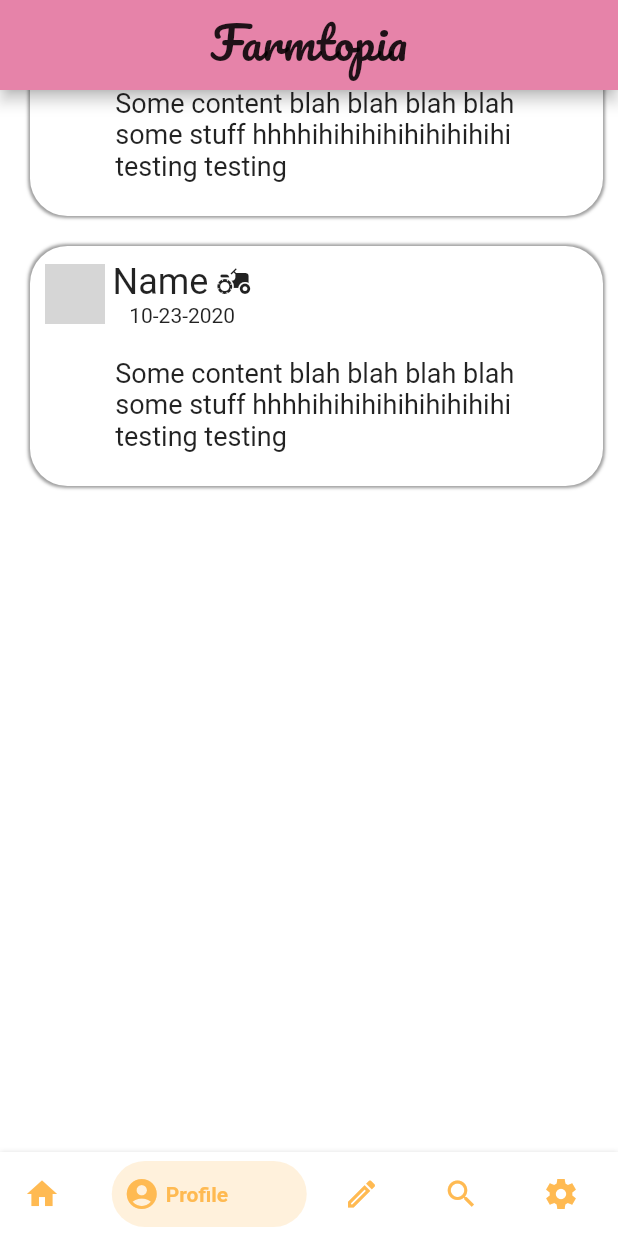
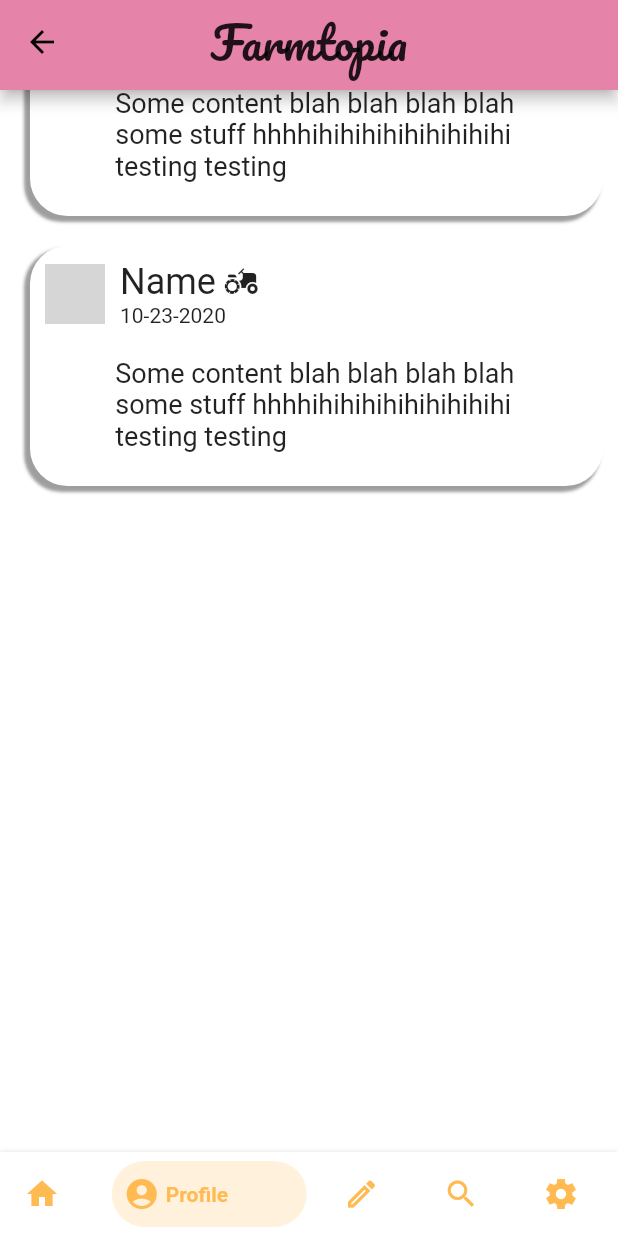
Before and after one commit to Chi-Bottle-Nguyen/farmtopia, a Flutter app: the HomePage screen opened directly, item 2 of the bottom bar chosen, scrolled down 281 dp, on a phone screen of 412 x 824 dp. Run offline on Flutter 3.47's test engine with Material 2 defaults, Android fonts, the phone set to English and light mode, and no system bars; drawn by our look-alikes of bottom_navy_bar; our stand-ins replace google_fonts; network calls fail; grey boxes are pictures that could not be loaded.

Commit message:
'added components folders'

```diff
--- /dev/null
+++ b/farmtopia/lib/components/post.dart
@@ -0,0 +1,61 @@
+import 'package:flutter/material.dart';
+
+class BlogPost extends StatelessWidget {
+  final String content;
+
+  const BlogPost({this.content});
+
+  @override
+  Widget build(BuildContext context) {
+    return Padding(
+      padding: EdgeInsets.only(left: 20.0, top: 20.0, right: 10.0),
+      child: Container(
+          height: 160.0,
+          decoration: BoxDecoration(boxShadow: [
+            BoxShadow(
+                color: Colors.grey,
+                offset: Offset(-3, 3),
+                blurRadius: 1.0,
+                spreadRadius: 1.0)
+          ], color: Colors.white, borderRadius: BorderRadius.circular(25.0)),
+          child: Column(
+            children: [
+              SizedBox(height: 10.0),
+              Row(
+                children: [
+                  SizedBox(width: 10.0),
+                  CircleAvatar(
+                      backgroundImage: NetworkImage(
+                          'https://www.clinicasamaniego.com/wp-content/uploads/sites/5/2018/10/uno.png')),
+                  SizedBox(width: 10.0),
+                  Column(
+                    crossAxisAlignment: CrossAxisAlignment.start,
+                    children: [
+                      Row(children: [
+                        Text(
+                          'Name',
+                          style: TextStyle(fontSize: 24.0),
+                        ),
+                        SizedBox(
+                          width: 5.0,
+                        ),
+                        Icon(Icons.agriculture)
+                      ]),
+                      Text('10-23-2020')
+                    ],
+                  )
+                ],
+              ),
+              SizedBox(
+                height: 20.0,
+              ),
+              Text(
+                this.content,
+                textAlign: TextAlign.start,
+                style: TextStyle(fontSize: 18.0),
+              )
+            ],
+          )),
+    );
+  }
+}
--- a/farmtopia/lib/pages/home.dart
+++ b/farmtopia/lib/pages/home.dart
@@ -1,4 +1,5 @@
 import 'package:bottom_navy_bar/bottom_navy_bar.dart'; // interactive bottom navigation bar package
+import 'package:farmtopia/components/post.dart';
 import 'package:farmtopia/pages/profile.dart';
 import 'package:farmtopia/pages/settings.dart';
 import 'package:flutter/material.dart';
@@ -105,7 +106,24 @@ class _HomePageState extends State<HomePage> {
 
   Widget _mybody() {
     return ListView(
-      children: [blogPost(), blogPost(), blogPost(), blogPost()],
+      children: [
+        BlogPost(
+          content:
+              'Some content blah blah blah blah\nsome stuff hhhhihihihihihihihihihi \ntesting testing',
+        ),
+        BlogPost(
+          content:
+              'Some content blah blah blah blah\nsome stuff hhhhihihihihihihihihihi \ntesting testing',
+        ),
+        BlogPost(
+          content:
+              'Some content blah blah blah blah\nsome stuff hhhhihihihihihihihihihi \ntesting testing',
+        ),
+        BlogPost(
+          content:
+              'Some content blah blah blah blah\nsome stuff hhhhihihihihihihihihihi \ntesting testing',
+        )
+      ],
     );
     /*  return Center(
       child: Text('Welcome to FarmTopia',
--- a/farmtopia/lib/pages/profile.dart
+++ b/farmtopia/lib/pages/profile.dart
@@ -1,3 +1,4 @@
+import 'package:farmtopia/components/post.dart';
 import 'package:flutter/material.dart';
 //import 'package:google_fonts/google_fonts.dart';
 
@@ -19,7 +20,6 @@ class _ProfileState extends State<Profile> {
           child: Row(
             children: [
               CircleAvatar(
-                  backgroundColor: Colors.blue,
                   radius: 60.0,
                   backgroundImage: NetworkImage(
                       'https://www.clinicasamaniego.com/wp-content/uploads/sites/5/2018/10/uno.png')),
@@ -52,61 +52,19 @@ class _ProfileState extends State<Profile> {
             color: Colors.white,
             borderRadius: BorderRadius.only(topLeft: Radius.circular(75.0))),
         child: ListView(
-          children: [SizedBox(height: 20.0), blogPost(), blogPost()],
+          children: [
+            SizedBox(height: 20.0),
+            BlogPost(
+              content:
+                  'Some content blah blah blah blah\nsome stuff hhhhihihihihihihihihihi \ntesting testing',
+            ),
+            BlogPost(
+              content:
+                  'Some content blah blah blah blah\nsome stuff hhhhihihihihihihihihihi \ntesting testing',
+            )
+          ],
         ),
       )
     ]);
   }
 }
-
-Widget blogPost() {
-  return Padding(
-    padding: EdgeInsets.only(left: 20.0, top: 20.0, right: 10.0),
-    child: Container(
-        height: 160.0,
-        decoration: BoxDecoration(boxShadow: [
-          BoxShadow(
-              color: Colors.grey,
-              //offset: Offset(5, 5),
-              blurRadius: 1.0,
-              spreadRadius: 1.0)
-        ], color: Colors.white, borderRadius: BorderRadius.circular(25.0)),
-        child: Column(
-          children: [
-            SizedBox(height: 10.0),
-            Row(
-              children: [
-                SizedBox(width: 10.0),
-                CircleAvatar(
-                    backgroundImage: NetworkImage(
-                        'https://www.clinicasamaniego.com/wp-content/uploads/sites/5/2018/10/uno.png')),
-                SizedBox(width: 5.0),
-                Column(
-                  children: [
-                    Row(children: [
-                      Text(
-                        'Name',
-                        style: TextStyle(fontSize: 24.0),
-                      ),
-                      SizedBox(
-                        width: 5.0,
-                      ),
-                      Icon(Icons.agriculture)
-                    ]),
-                    Text('10-23-2020')
-                  ],
-                )
-              ],
-            ),
-            SizedBox(
-              height: 20.0,
-            ),
-            Text(
-              'Some content blah blah blah blah\nsome stuff hhhhihihihihihihihihihi \ntesting testing',
-              textAlign: TextAlign.start,
-              style: TextStyle(fontSize: 18.0),
-            )
-          ],
-        )),
-  );
-}
```
Also changed, not shown: farmtopia/lib/components/rounded_button.dart (added, +33 -0 lines), farmtopia/lib/main.dart (+7 -3 lines), farmtopia/lib/pages/login.dart (+12 -25 lines).
